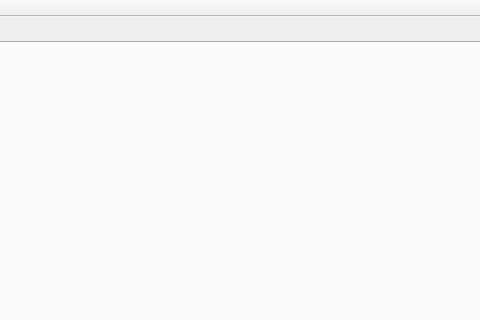
This is WorkingClock/mainwindow.ui in jdrahoz/Clock as Qt 5 draws it before an edit; both pictures show x 667 to 1147 and y 0 to 320 of the 1461 by 775 pixel window. The edited form follows.
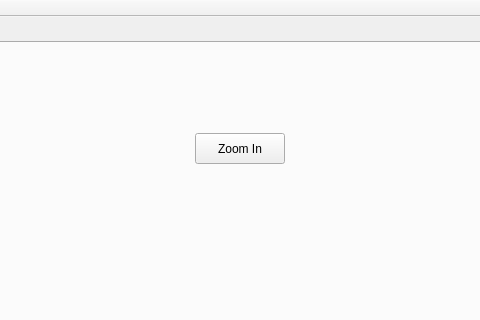
This is the edited form.

Patch:
```diff
--- a/WorkingClock/mainwindow.ui
+++ b/WorkingClock/mainwindow.ui
@@ -755,6 +755,19 @@
        </widget>
       </widget>
      </widget>
+     <widget class="QPushButton" name="zoomIn">
+      <property name="geometry">
+       <rect>
+        <x>870</x>
+        <y>90</y>
+        <width>90</width>
+        <height>31</height>
+       </rect>
+      </property>
+      <property name="text">
+       <string>Zoom In</string>
+      </property>
+     </widget>
     </widget>
     <widget class="QWidget" name="tab_2">
      <attribute name="title">
```
Left out of the diff: 2 changed lines with no effect on the pictures.
